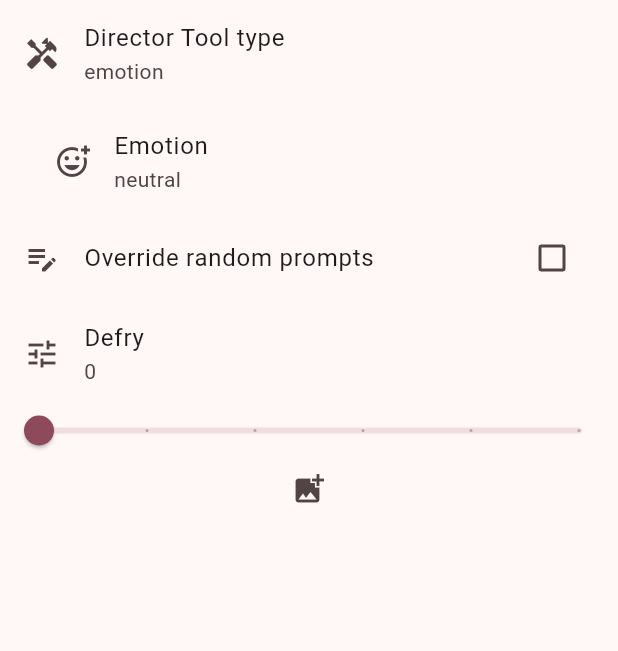
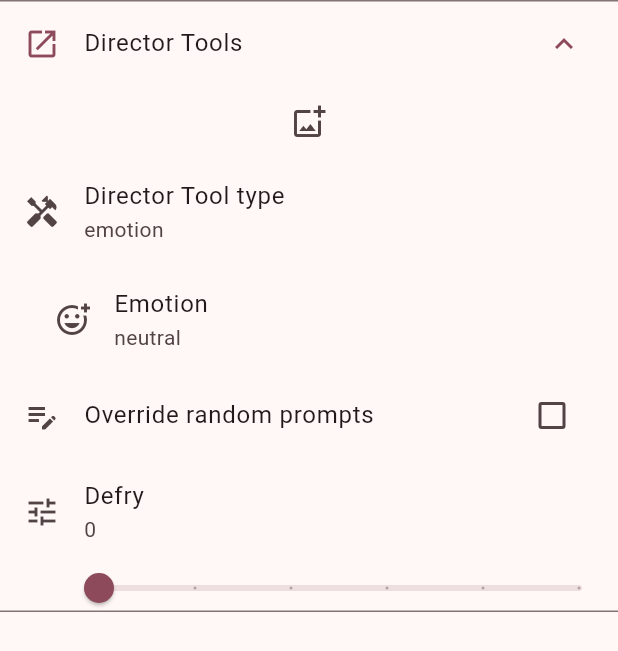
Before and after one commit to Exception0x0194/NAI-Generator-Flutter, a Flutter app: the DirectorToolScreen screen opened directly, on a phone screen of 412 x 824 dp. Shown: the top 651 px of the screen. Run offline on Flutter 3.47's test engine with Material 3 defaults, Android fonts, the light colour scheme and no system bars; our stand-ins replace another_flushbar, device_info_plus, file_picker, hive, image_picker, package_info_plus and 1 more; missing offline and left inert: gzip, image_size_getter, saver_gallery, universal_html; accounts and stored records are empty.

Commit message:
优化了 director tools 的界面

```diff
--- a/lib/screens/director_tool_screen.dart
+++ b/lib/screens/director_tool_screen.dart
@@ -54,6 +54,7 @@ class DirectorToolScreen extends StatefulWidget {
     'Emotion',
     'Declutter',
   ];
+  final imageSize = 300.0;
 
   @override
   State<StatefulWidget> createState() => DirectorToolScreenState();
@@ -65,14 +66,21 @@ class DirectorToolScreenState extends State<DirectorToolScreen> {
   @override
   Widget build(BuildContext context) {
     return Scaffold(
-      body: ListView(children: [
+      body: SingleChildScrollView(
+        child: ExpansionTile(
+          leading: const Icon(Icons.open_in_new),
+          title: const Text('Director Tools'),
+          initiallyExpanded: true,
+          children: [
+            _buildImageTile(),
             _buildTypeSelectionTile(),
             if (widget.config.withPrompt) ...[
               _buildPromptTile(),
               _buildDefryTile()
             ],
-        _buildImageTile(),
-      ]),
+          ],
+        ),
+      ),
     );
   }
 
@@ -105,7 +113,9 @@ class DirectorToolScreenState extends State<DirectorToolScreen> {
           subtitle: Text(widget.config.defry.toString()),
           leading: const Icon(Icons.tune),
         ),
-        SizedBox(
+        Padding(
+            padding: const EdgeInsets.only(left: 40),
+            child: SizedBox(
                 height: 30,
                 child: Slider(
                     value: widget.config.defry.toDouble(),
@@ -114,18 +124,27 @@ class DirectorToolScreenState extends State<DirectorToolScreen> {
                     divisions: 5,
                     onChanged: (value) => setState(() {
                           widget.config.defry = value.toInt();
-                    })))
+                        }))))
       ],
     );
   }
 
   Widget _buildImageTile() {
     return Column(children: [
+      _widgetImage != null
+          ? Padding(
+              padding: const EdgeInsets.all(10),
+              child: SizedBox(
+                  width: widget.imageSize,
+                  height: widget.imageSize,
+                  child: _widgetImage),
+            )
+          : const SizedBox.shrink(),
       Row(
         children: [
           Expanded(
               child: IconButton(
-            icon: const Icon(Icons.add_photo_alternate),
+            icon: const Icon(Icons.add_photo_alternate_outlined),
             onPressed: () => _addDirectorImage(),
           )),
           widget.config.imageB64 == null
@@ -137,10 +156,6 @@ class DirectorToolScreenState extends State<DirectorToolScreen> {
                 )),
         ],
       ),
-      Padding(
-        padding: const EdgeInsets.all(10),
-        child: _widgetImage ?? const SizedBox.shrink(),
-      )
     ]);
   }
 
```
Lines whose indentation alone changed are shown as unchanged.
